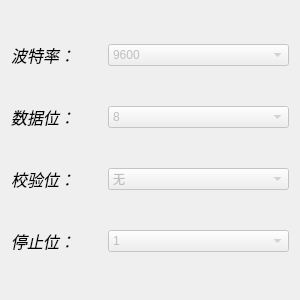
ChinaClever/BusBar-Qt, file setting/setsystem/serialdata.ui: the form before one commit.
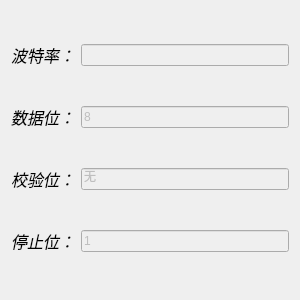
The form after the commit.

```diff
--- a/setting/setsystem/serialdata.ui
+++ b/setting/setsystem/serialdata.ui
@@ -14,28 +14,14 @@
    <string>Form</string>
   </property>
   <layout class="QGridLayout" name="gridLayout">
-   <item row="0" column="1" colspan="2">
-    <widget class="QComboBox" name="baud_comboBox">
+   <item row="1" column="2">
+    <widget class="QLineEdit" name="dataEdit">
      <property name="enabled">
       <bool>false</bool>
      </property>
-     <item>
-      <property name="text">
-       <string>9600</string>
-      </property>
-     </item>
-    </widget>
-   </item>
-   <item row="1" column="1" colspan="2">
-    <widget class="QComboBox" name="databits_comboBox">
-     <property name="enabled">
-      <bool>false</bool>
+     <property name="text">
+      <string>8</string>
      </property>
-     <item>
-      <property name="text">
-       <string>8</string>
-      </property>
-     </item>
     </widget>
    </item>
    <item row="1" column="0">
@@ -51,6 +37,29 @@
      </property>
     </widget>
    </item>
+   <item row="2" column="2">
+    <widget class="QLineEdit" name="checkEdit">
+     <property name="enabled">
+      <bool>false</bool>
+     </property>
+     <property name="text">
+      <string>无</string>
+     </property>
+    </widget>
+   </item>
+   <item row="2" column="0">
+    <widget class="QLabel" name="checkbitsLab">
+     <property name="font">
+      <font>
+       <pointsize>12</pointsize>
+       <italic>true</italic>
+      </font>
+     </property>
+     <property name="text">
+      <string>校验位：</string>
+     </property>
+    </widget>
+   </item>
    <item row="0" column="0">
     <widget class="QLabel" name="baudLab">
      <property name="enabled">
@@ -67,28 +76,13 @@
      </property>
     </widget>
    </item>
-   <item row="2" column="1" colspan="2">
-    <widget class="QComboBox" name="checkbits_comboBox">
+   <item row="3" column="2">
+    <widget class="QLineEdit" name="stopEdit">
      <property name="enabled">
       <bool>false</bool>
      </property>
-     <item>
-      <property name="text">
-       <string>无</string>
-      </property>
-     </item>
-    </widget>
-   </item>
-   <item row="2" column="0">
-    <widget class="QLabel" name="checkbitsLab">
-     <property name="font">
-      <font>
-       <pointsize>12</pointsize>
-       <italic>true</italic>
-      </font>
-     </property>
      <property name="text">
-      <string>校验位：</string>
+      <string>1</string>
      </property>
     </widget>
    </item>
@@ -105,16 +99,11 @@
      </property>
     </widget>
    </item>
-   <item row="3" column="1" colspan="2">
-    <widget class="QComboBox" name="stopbitss_comboBox">
+   <item row="0" column="2">
+    <widget class="QLineEdit" name="baudEdit">
      <property name="enabled">
       <bool>false</bool>
      </property>
-     <item>
-      <property name="text">
-       <string>1</string>
-      </property>
-     </item>
     </widget>
    </item>
   </layout>
```
